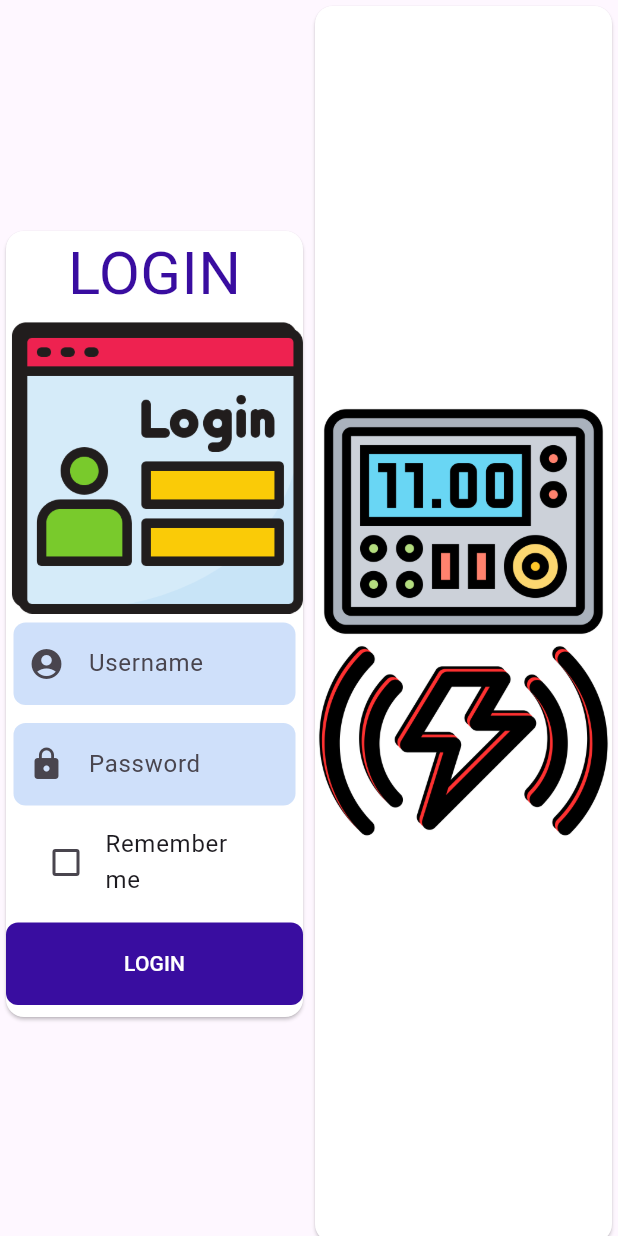
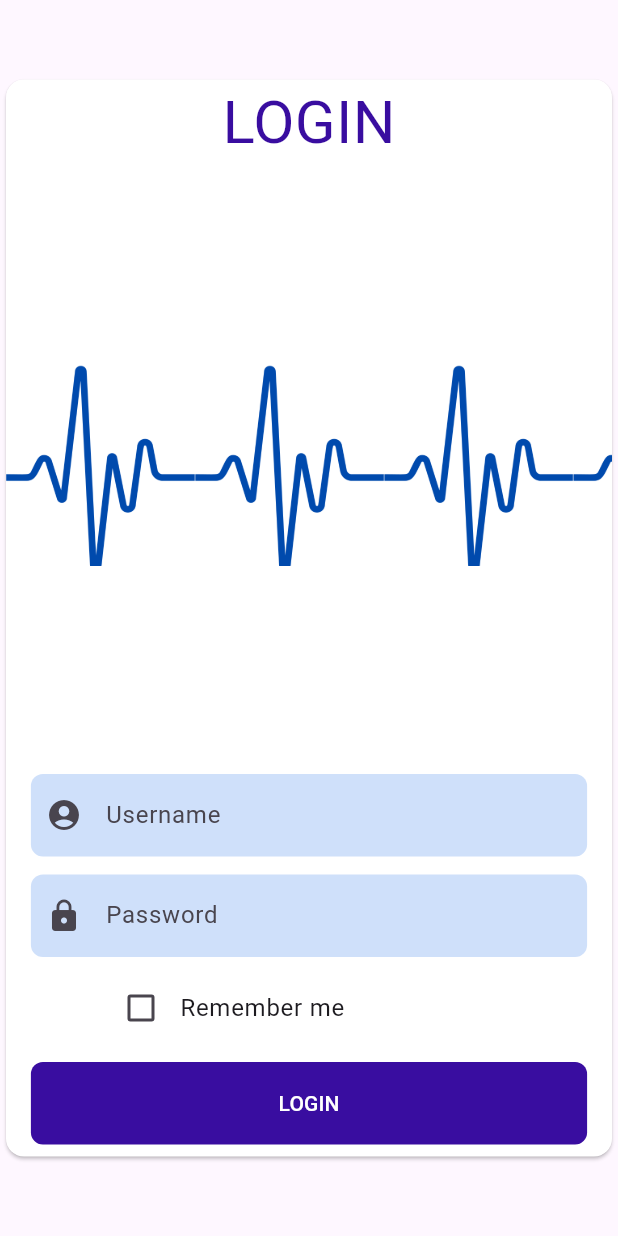
Before and after one commit to KhaledElKenawy00/Sm_Current, a Flutter app: the screen it shows after launch, after a tap on "LOGIN", on a phone screen of 412 x 824 dp. Run offline on Flutter 3.47's test engine with Material 3 defaults, Android fonts, the phone set to English and light mode, and no system bars; our stand-ins replace sqflite_common_ffi; accounts and stored records are empty.

```diff
--- a/lib/Views/login.dart
+++ b/lib/Views/login.dart
@@ -68,7 +68,10 @@ class _LoginScreenState extends State<LoginScreen> {
                           "LOGIN",
                           style: TextStyle(color: primaryColor, fontSize: 40),
                         ),
-                        Image.asset("assets/login.png"),
+                        Image.asset(
+                          "assets/back.png",
+                          height: 400,
+                        ),
                         Padding(
                           padding: const EdgeInsets.symmetric(horizontal: 5),
                           child: InputField(
@@ -85,7 +88,9 @@ class _LoginScreenState extends State<LoginScreen> {
                               passwordInvisible: true),
                         ),
 
-                        ListTile(
+                        Padding(
+                          padding: const EdgeInsets.only(left: 50.0),
+                          child: ListTile(
                             horizontalTitleGap: 2,
                             title: const Text("Remember me"),
                             leading: Checkbox(
@@ -96,6 +101,7 @@ class _LoginScreenState extends State<LoginScreen> {
                                   isChecked = !isChecked;
                                 });
                               },
+                            ),
                           ),
                         ),
 
@@ -116,15 +122,15 @@ class _LoginScreenState extends State<LoginScreen> {
                     ),
                   ),
                 ),
-                Expanded(
-                  child: Card(
-                    color: Colors.white,
-                    child: Image.asset(
-                      "assets/electric_signal.png",
-                      height: MediaQuery.of(context).size.height,
-                    ),
-                  ),
-                ),
+                // Expanded(
+                //   child: Card(
+                //     color: Colors.white,
+                //     child: Image.asset(
+                //       "assets/electric_signal.png",
+                //       height: MediaQuery.of(context).size.height,
+                //     ),
+                //   ),
+                // ),
               ],
             ),
           ),
```
Also changed, not shown: assets/Screenshot 2025-05-29 211224.png (added), assets/Screenshot 2025-05-29 211250.png (added), assets/back.png (added), 1 other file. Lines whose indentation alone changed are shown as unchanged.
